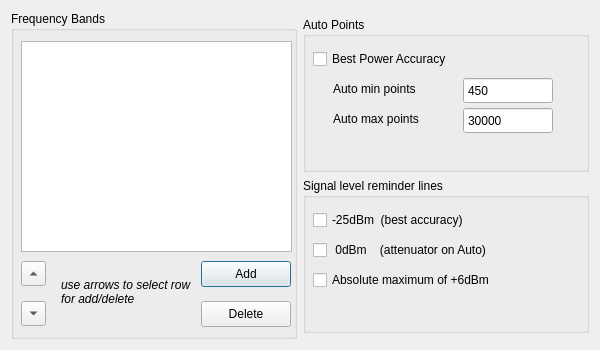
g4ixt/QtTinySA, file preferences.ui: the form before one commit.
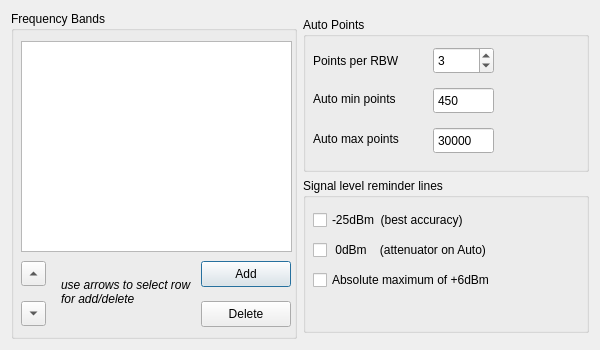
The form after the commit.

```diff
--- a/preferences.ui
+++ b/preferences.ui
@@ -30,9 +30,9 @@
        <widget class="QSpinBox" name="minPoints">
         <property name="geometry">
          <rect>
-          <x>160</x>
-          <y>60</y>
-          <width>90</width>
+          <x>130</x>
+          <y>70</y>
+          <width>61</width>
           <height>27</height>
          </rect>
         </property>
@@ -52,9 +52,9 @@
        <widget class="QSpinBox" name="maxPoints">
         <property name="geometry">
          <rect>
-          <x>160</x>
-          <y>90</y>
-          <width>90</width>
+          <x>130</x>
+          <y>110</y>
+          <width>61</width>
           <height>27</height>
          </rect>
         </property>
@@ -74,8 +74,8 @@
        <widget class="QLabel" name="label_3">
         <property name="geometry">
          <rect>
-          <x>30</x>
-          <y>60</y>
+          <x>10</x>
+          <y>70</y>
           <width>111</width>
           <height>24</height>
          </rect>
@@ -87,8 +87,8 @@
        <widget class="QLabel" name="label_4">
         <property name="geometry">
          <rect>
-          <x>30</x>
-          <y>90</y>
+          <x>10</x>
+          <y>110</y>
           <width>111</width>
           <height>24</height>
          </rect>
@@ -97,20 +97,36 @@
          <string>Auto max points</string>
         </property>
        </widget>
-       <widget class="QCheckBox" name="bestPoints">
+       <widget class="QSpinBox" name="rbw_x">
         <property name="geometry">
          <rect>
-          <x>10</x>
+          <x>130</x>
           <y>30</y>
-          <width>161</width>
-          <height>24</height>
+          <width>61</width>
+          <height>27</height>
          </rect>
         </property>
-        <property name="layoutDirection">
-         <enum>Qt::LeftToRight</enum>
+        <property name="minimum">
+         <number>2</number>
+        </property>
+        <property name="maximum">
+         <number>10</number>
+        </property>
+        <property name="value">
+         <number>3</number>
+        </property>
+       </widget>
+       <widget class="QLabel" name="label">
+        <property name="geometry">
+         <rect>
+          <x>10</x>
+          <y>35</y>
+          <width>111</width>
+          <height>18</height>
+         </rect>
         </property>
         <property name="text">
-         <string>Best Power Accuracy</string>
+         <string>Points per RBW</string>
         </property>
        </widget>
       </widget>
```
